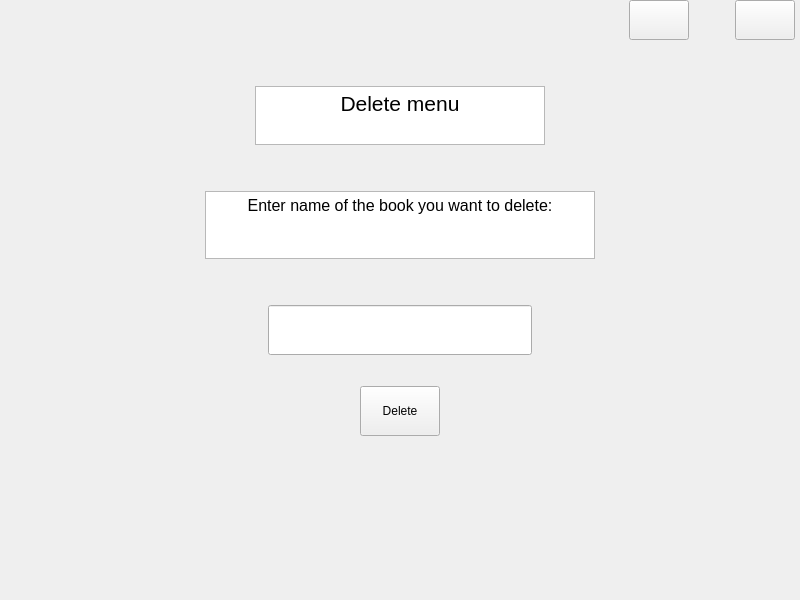
This is Project/del.ui in AminNaghiyan/uiap92_project as Qt 5 draws it before an edit. The edited form follows.
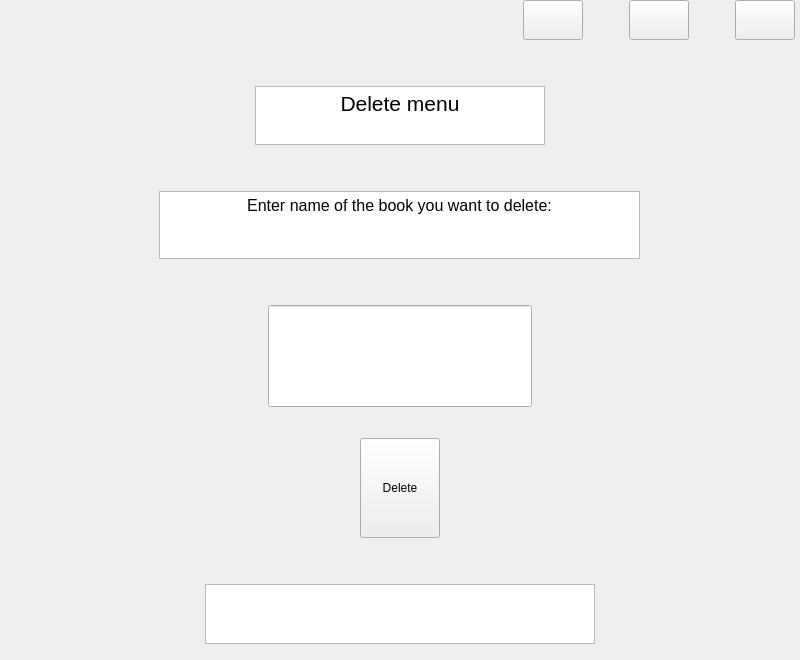
This is the edited form. Icons and pictures are not drawn.

```diff
--- a/Project/del.ui
+++ b/Project/del.ui
@@ -7,7 +7,7 @@
     <x>0</x>
     <y>0</y>
     <width>800</width>
-    <height>600</height>
+    <height>660</height>
    </rect>
   </property>
   <property name="windowTitle">
@@ -87,6 +87,51 @@
          </property>
         </widget>
        </item>
+       <item>
+        <spacer name="horizontalSpacer_13">
+         <property name="orientation">
+          <enum>Qt::Horizontal</enum>
+         </property>
+         <property name="sizeType">
+          <enum>QSizePolicy::Fixed</enum>
+         </property>
+         <property name="sizeHint" stdset="0">
+          <size>
+           <width>40</width>
+           <height>20</height>
+          </size>
+         </property>
+        </spacer>
+       </item>
+       <item>
+        <widget class="QPushButton" name="relode">
+         <property name="sizePolicy">
+          <sizepolicy hsizetype="Fixed" vsizetype="Fixed">
+           <horstretch>0</horstretch>
+           <verstretch>0</verstretch>
+          </sizepolicy>
+         </property>
+         <property name="minimumSize">
+          <size>
+           <width>60</width>
+           <height>40</height>
+          </size>
+         </property>
+         <property name="text">
+          <string/>
+         </property>
+         <property name="icon">
+          <iconset resource="resource.qrc">
+           <normaloff>:/icons/reload.png</normaloff>:/icons/reload.png</iconset>
+         </property>
+         <property name="iconSize">
+          <size>
+           <width>50</width>
+           <height>40</height>
+          </size>
+         </property>
+        </widget>
+       </item>
        <item>
         <spacer name="horizontalSpacer_11">
          <property name="orientation">
@@ -249,7 +294,7 @@
          </property>
          <property name="sizeHint" stdset="0">
           <size>
-           <width>200</width>
+           <width>140</width>
            <height>20</height>
           </size>
          </property>
@@ -265,7 +310,7 @@
          </property>
          <property name="maximumSize">
           <size>
-           <width>475</width>
+           <width>481</width>
            <height>68</height>
           </size>
          </property>
@@ -288,7 +333,7 @@
          </property>
          <property name="sizeHint" stdset="0">
           <size>
-           <width>200</width>
+           <width>140</width>
            <height>20</height>
           </size>
          </property>
@@ -435,15 +480,89 @@
        </item>
       </layout>
      </item>
+     <item>
+      <spacer name="verticalSpacer_6">
+       <property name="orientation">
+        <enum>Qt::Vertical</enum>
+       </property>
+       <property name="sizeType">
+        <enum>QSizePolicy::Fixed</enum>
+       </property>
+       <property name="sizeHint" stdset="0">
+        <size>
+         <width>20</width>
+         <height>40</height>
+        </size>
+       </property>
+      </spacer>
+     </item>
+     <item>
+      <layout class="QHBoxLayout" name="horizontalLayout_7">
+       <property name="topMargin">
+        <number>0</number>
+       </property>
+       <item>
+        <spacer name="horizontalSpacer_8">
+         <property name="orientation">
+          <enum>Qt::Horizontal</enum>
+         </property>
+         <property name="sizeType">
+          <enum>QSizePolicy::Fixed</enum>
+         </property>
+         <property name="sizeHint" stdset="0">
+          <size>
+           <width>200</width>
+           <height>20</height>
+          </size>
+         </property>
+        </spacer>
+       </item>
+       <item>
+        <widget class="QTextBrowser" name="textBrowser_3">
+         <property name="sizePolicy">
+          <sizepolicy hsizetype="Fixed" vsizetype="Fixed">
+           <horstretch>0</horstretch>
+           <verstretch>0</verstretch>
+          </sizepolicy>
+         </property>
+         <property name="maximumSize">
+          <size>
+           <width>500</width>
+           <height>60</height>
+          </size>
+         </property>
+        </widget>
+       </item>
+       <item>
+        <spacer name="horizontalSpacer_12">
+         <property name="orientation">
+          <enum>Qt::Horizontal</enum>
+         </property>
+         <property name="sizeType">
+          <enum>QSizePolicy::Fixed</enum>
+         </property>
+         <property name="sizeHint" stdset="0">
+          <size>
+           <width>200</width>
+           <height>20</height>
+          </size>
+         </property>
+        </spacer>
+       </item>
+      </layout>
+     </item>
      <item>
       <spacer name="verticalSpacer">
        <property name="orientation">
         <enum>Qt::Vertical</enum>
        </property>
+       <property name="sizeType">
+        <enum>QSizePolicy::Fixed</enum>
+       </property>
        <property name="sizeHint" stdset="0">
         <size>
          <width>20</width>
-         <height>40</height>
+         <height>10</height>
         </size>
        </property>
       </spacer>
```
Left out of the diff: 7 changed lines with no effect on the pictures.
